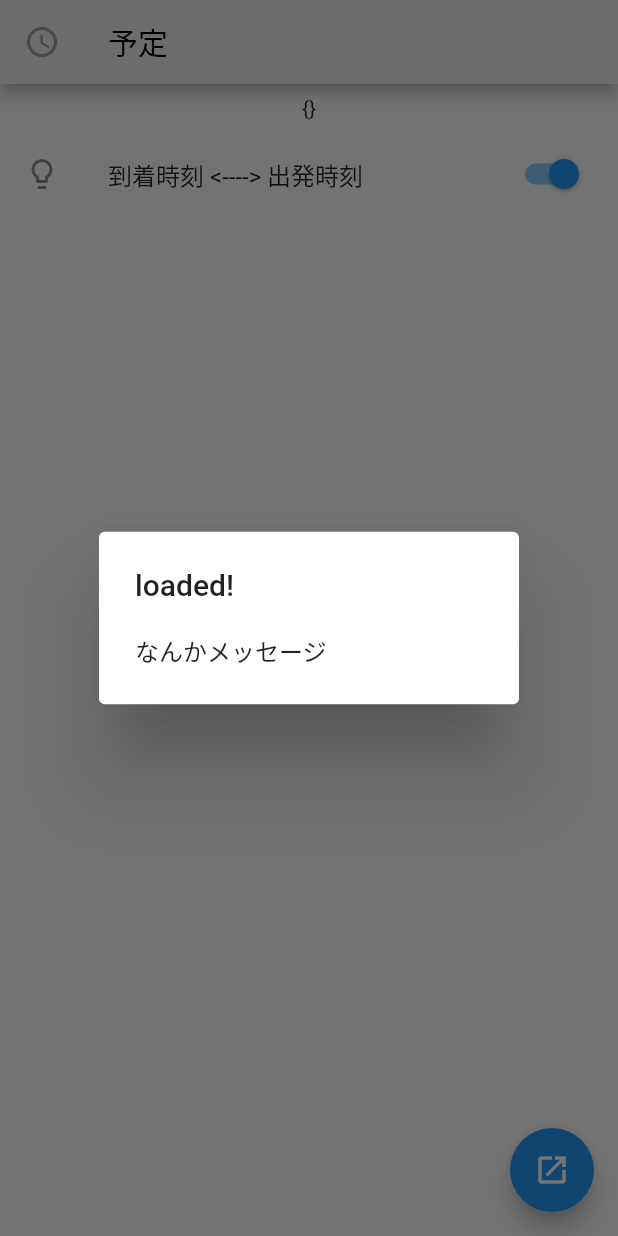
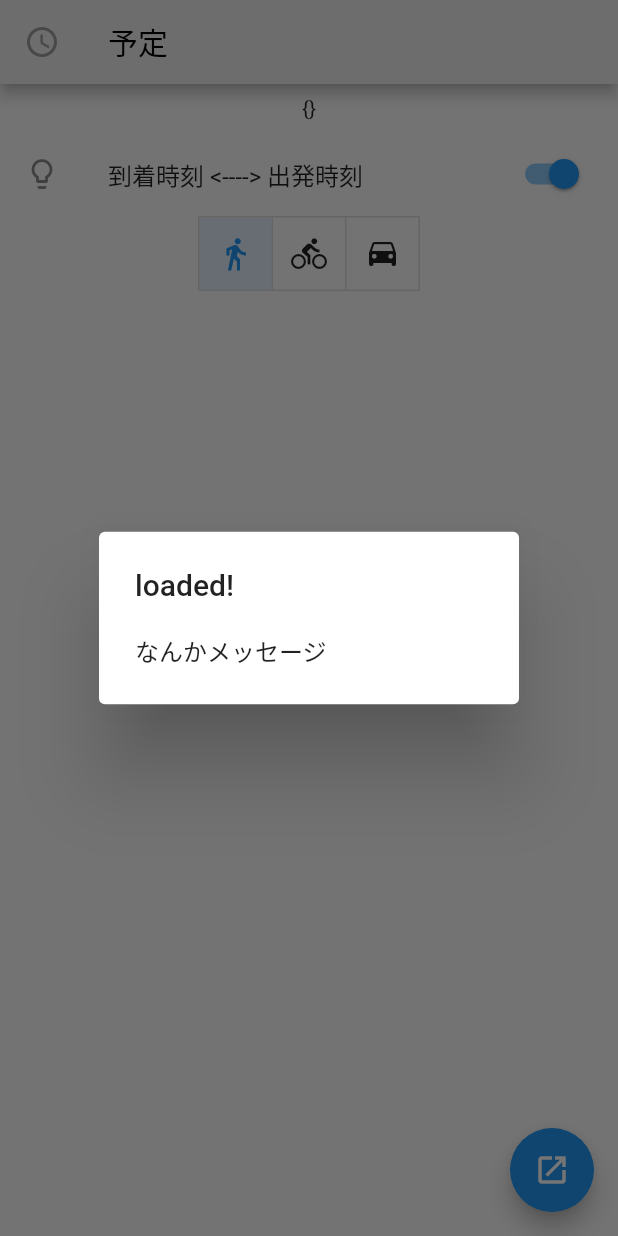
Before and after one commit to GawinGowin/flutter_scheduler, a Flutter app: the Schedule screen opened directly, after a tap on the "open in new" icon, on a phone screen of 412 x 824 dp. Run offline on Flutter 3.47's test engine with Material 2 defaults, Android fonts, the phone set to English and light mode, and no system bars; our stand-ins replace flutter_riverpod, shared_preferences, yaml; accounts and stored records are empty.

Commit message:
update data providing

```diff
--- a/lib/pageSchedule.dart
+++ b/lib/pageSchedule.dart
@@ -20,6 +20,7 @@ class _ScheduleState extends State<Schedule> {
   int _departureTime = 0;
   int _duration = 0;
   bool _arrivalOrDeparture = true; // {"arrivalTime":true, "departureTime":false}
+  String _mode = "walking";
 
   @override
   void initState(){
@@ -35,6 +36,9 @@ class _ScheduleState extends State<Schedule> {
   String log = "";
   bool isError = false;
   Map results = {};
+  List<bool> _isSelected = <bool>[true, false, false];
+  List<String> modes = <String>["walking", "bicycling", "driving"];
+
   //Map<String,String> msgs = {"head1":"", "head2":""};
 
   Future<void> getData() async{
@@ -42,7 +46,7 @@ class _ScheduleState extends State<Schedule> {
     Map <String, String> params = {
       "destination": "place_id:ChIJd7mELCywEmsR0Ajw-Wh9AQ8", // ロイヤル・プリンス・アルフレッド病院
       "origin":"place_id:ChIJlwsH0RWuEmsR3Cg3WEDw76I", // オーストラリア博物館
-      "mode": "walking", // available_travel_modes = ["driving", "walking", "bicycling"]
+      "mode": _mode, // available_travel_modes = ["walking", "bicycling", "driving"]
       "language": "ja",
       "key": apiKey};
 
@@ -54,7 +58,7 @@ class _ScheduleState extends State<Schedule> {
       setState(() {
         _controller.text = jsonResponse['routes'].join();
         results = analyseRequest(jsonResponse);
-        _duration = results["duration"];
+        _duration = results["duration"]*1000000;
         if (_arrivalOrDeparture){
           _arrivalTime = now;
           _departureTime = now - _duration;
@@ -112,7 +116,27 @@ class _ScheduleState extends State<Schedule> {
                 print("$_arrivalOrDeparture");
               });},
               secondary: const Icon(Icons.lightbulb_outline),
+            ),
+
+            ToggleButtons(
+              isSelected: _isSelected,
+              onPressed: (int index) {
+                setState(() {
+                  for (int buttonIndex = 0; buttonIndex < _isSelected.length; buttonIndex++){
+                    if (buttonIndex == index){_isSelected[buttonIndex] = true;}
+                    else {_isSelected[buttonIndex] = false;}
+                  }
+                  _mode = modes[_isSelected.indexOf(true)];
+                  savePref();
+                });
+              },
+              children: const <Widget>[
+                Icon(Icons.directions_walk),
+                Icon(Icons.directions_bike),
+                Icon(Icons.drive_eta),
+              ],
             )
+
           ],
         )
       ),
@@ -141,6 +165,7 @@ class _ScheduleState extends State<Schedule> {
       _departureTime = (prefs.getInt("departureTime") ?? DateTime.now().microsecondsSinceEpoch);
       _duration = (prefs.getInt("duration") ?? 0);
       _arrivalOrDeparture = (prefs.getBool("arrivalOrDeparture") ?? true);
+      _mode = (prefs.getString("mode") ?? "walking"); //["walking", "bicycling", "driving"]
     });
   }
 
@@ -150,6 +175,7 @@ class _ScheduleState extends State<Schedule> {
   prefs.setInt("departureTime", _departureTime);
   prefs.setInt("duration", _duration);
   prefs.setBool("arrivalOrDeparture", _arrivalOrDeparture);
+  prefs.setString("mode", _mode);
   }
 }
 
```
Also changed, not shown: lib/modules/clock_card.dart (+6 -8 lines), lib/pageHome.dart (+6 -6 lines).
